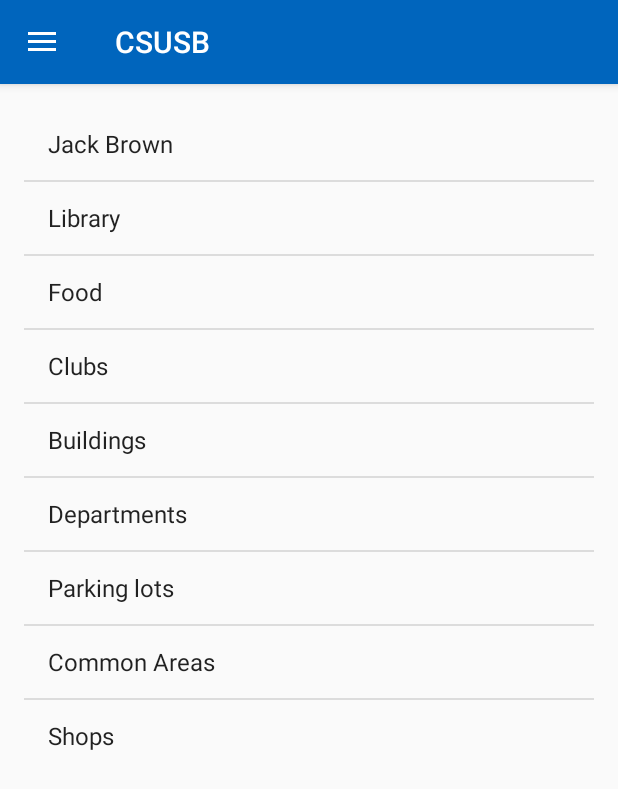
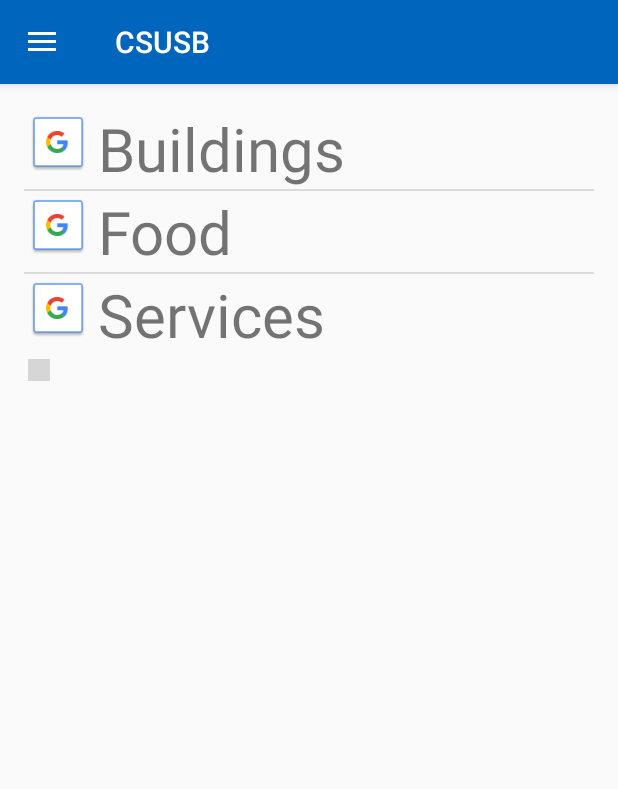
Before and after one commit to juduncan/cse455, an Android app: the fragment locationListFragment placed in its activity, after a tap on "Buildings", on a phone screen of 412 x 824 dp. Shown: the top 789 px of the screen. Run offline under Robolectric (Android 15) with nearby library versions, the phone set to English and light mode, and no system bars; 2 other taps on this screen came first; grey boxes are pictures that could not be loaded.

```diff
--- a/app/src/main/java/com/example/justd/myapplication/locationListFragment.java
+++ b/app/src/main/java/com/example/justd/myapplication/locationListFragment.java
@@ -1,8 +1,10 @@
 package com.example.justd.myapplication;
 
 
+import android.content.Context;
 import android.support.v4.app.ListFragment;
 import android.os.Bundle;
+import android.util.Log;
 import android.view.LayoutInflater;
 import android.view.View;
 import android.view.ViewGroup;
@@ -28,23 +30,63 @@
         return view;
     }
 
+
     @Override
     public void onActivityCreated(Bundle savedInstanceState) {
         super.onActivityCreated(savedInstanceState);
-        ArrayAdapter adapter = ArrayAdapter.createFromResource(getActivity(),
-                R.array.Categories, android.R.layout.simple_list_item_1);
+        String[] menuItems = new String[] { "Buildings" , "Food" , "Services"};
+
+        simpleArrayAdapter adapter = new simpleArrayAdapter(getActivity(), menuItems);
         setListAdapter(adapter);
+
+
+       //final ArrayList<String> menuList = new ArrayList<String>();
+       // for (int i=0; i<menuItems.length; ++i){
+        //    menuList.add(menuItems[i]);
+       // }
+       // final StableArrayAdapter sadapter = new
+         //       StableArrayAdapter(getActivity(),R.layout.row_layout,R.id.label,menuList);
+        //setListAdapter(sadapter);
+       // ArrayAdapter adapter = ArrayAdapter.createFromResource(getActivity(),
+              //  R.array.Categories, android.R.layout.simple_list_item_1);
+        //setListAdapter(adapter);
         getListView().setOnItemClickListener(this);
     }
 
     @Override
     public void onItemClick(AdapterView<?> parent, View view, int position,long id) {
-        ArrayAdapter adapter = ArrayAdapter.createFromResource(getActivity(),
-                R.array.Classrooms, android.R.layout.simple_list_item_1);
-        setListAdapter(adapter);
+        String item = (String) getListAdapter().getItem(position);
+        Log.d("Clicked: ", item);
+       // ArrayAdapter adapter = ArrayAdapter.createFromResource(getActivity(),
+        //        R.array.Classrooms, R.layout.row_layout);
+        //setListAdapter(adapter);
 
     }
 
+    private class StableArrayAdapter extends ArrayAdapter<String> {
 
+        HashMap<String, Integer> mIdMap = new HashMap<String, Integer>();
+
+        public StableArrayAdapter(Context context, int textViewResourceId, int test,
+                                  List<String> objects) {
+            super(context, textViewResourceId, objects);
+            for (int i = 0; i < objects.size(); ++i) {
+                mIdMap.put(objects.get(i), i);
+
+        }
+        }
+
+        @Override
+        public long getItemId(int position) {
+            String item = getItem(position);
+            return mIdMap.get(item);
+        }
+
+        @Override
+        public boolean hasStableIds() {
+            return true;
+        }
+
+    }
 
 }
--- /dev/null
+++ b/app/src/main/java/com/example/justd/myapplication/simpleArrayAdapter.java
@@ -0,0 +1,44 @@
+package com.example.justd.myapplication;
+
+/**
+ * Created by justd on 11/17/2017.
+ */
+
+import android.content.Context;
+import android.view.LayoutInflater;
+import android.view.View;
+import android.view.ViewGroup;
+import android.widget.ArrayAdapter;
+import android.widget.ImageView;
+import android.widget.TextView;
+
+public class simpleArrayAdapter extends ArrayAdapter<String> {
+    private final Context context;
+    private final String[] values;
+
+    public simpleArrayAdapter(Context context, String[] values) {
+        super(context, R.layout.row_layout, values);
+        this.context = context;
+        this.values = values;
+    }
+
+    @Override
+    public View getView(int position, View convertView, ViewGroup parent) {
+        LayoutInflater inflater = (LayoutInflater) context
+                .getSystemService(Context.LAYOUT_INFLATER_SERVICE);
+        View rowView = inflater.inflate(R.layout.row_layout, parent, false);
+        TextView textView = (TextView) rowView.findViewById(R.id.label);
+        ImageView imageView = (ImageView) rowView.findViewById(R.id.icon);
+        textView.setText(values[position]);
+        // Change the icon for Windows and iPhone
+        String s = values[position];
+       // if (s.startsWith("Windows7") || s.startsWith("iPhone")
+        //        || s.startsWith("Solaris")) {
+         //   imageView.setImageResource(R.drawable.no);
+        //} else {
+            imageView.setImageResource(R.drawable.common_google_signin_btn_icon_dark_normal);
+        //}
+
+        return rowView;
+    }
+}
--- a/app/src/main/res/layout/list_fragment.xml
+++ b/app/src/main/res/layout/list_fragment.xml
@@ -5,8 +5,6 @@
     android:layout_height="match_parent"
     android:theme="@style/Theme.AppCompat.Light.NoActionBar"
     >
-
-
     <ListView
         android:id="@android:id/list"
         android:layout_width="match_parent"
@@ -15,9 +13,22 @@
         android:layout_alignParentTop="true" >
     </ListView>
 
+
+
+    <ImageView
+        android:id="@+id/icon"
+        android:layout_width="22px"
+        android:layout_height="22px"
+        android:layout_marginLeft="4px"
+        android:layout_marginRight="10px"
+        android:layout_marginTop="4px"
+        android:src="@drawable/places_ic_search" >
+    </ImageView>
+
 <TextView
     android:id="@android:id/empty"
     android:layout_width="match_parent"
     android:layout_height="wrap_content" >
 </TextView>
+
 </LinearLayout>
--- /dev/null
+++ b/app/src/main/res/layout/row_layout.xml
@@ -0,0 +1,24 @@
+<?xml version="1.0" encoding="utf-8"?>
+<LinearLayout xmlns:android="http://schemas.android.com/apk/res/android"
+    android:layout_width="wrap_content"
+    android:layout_height="wrap_content" >
+
+    <ImageView
+        android:id="@+id/icon"
+        android:layout_width="40dp"
+        android:layout_height="40dp"
+        android:layout_marginLeft="4px"
+        android:layout_marginRight="10px"
+        android:layout_marginTop="4px"
+        android:src="@drawable/ic_media_play" >
+    </ImageView>
+
+    <TextView
+        android:id="@+id/label"
+        android:layout_width="wrap_content"
+        android:layout_height="wrap_content"
+        android:text="@+id/label"
+        android:textSize="40dp" >
+    </TextView>
+
+</LinearLayout>
--- a/app/src/main/res/values/strings.xml
+++ b/app/src/main/res/values/strings.xml
@@ -113,4 +113,17 @@
         <item>Common Areas</item>
         <item>Shops</item>
     </string-array>
+
+    <string-array name="icon">
+        <item>Jack Brown</item>
+        <item>Library</item>
+        <item>Food</item>
+        <item>Clubs</item>
+        <item>Buildings</item>
+        <item>Departments</item>
+        <item>Parking lots</item>
+        <item>Common Areas</item>
+        <item>Shops</item>
+    </string-array>
+
 </resources>
```
